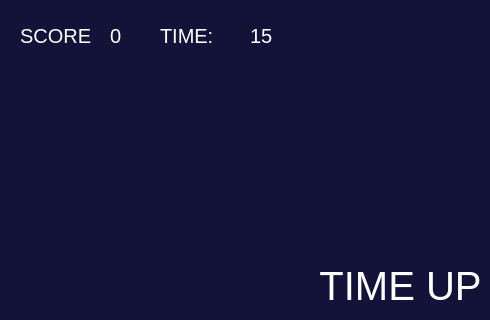
Old version of the form ui_files/gameframe.ui in the repository omkar2887/Whack_A_Mole; both pictures show x 0 to 490 and y 0 to 320 of the 1078 by 949 pixel window.
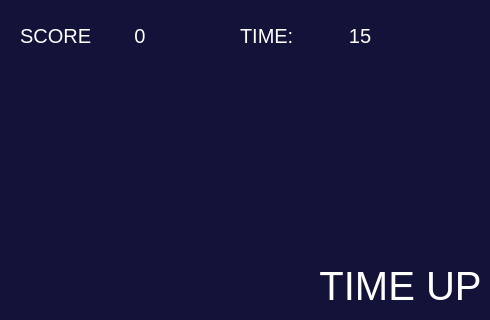
New version of the form. Icons and pictures are not drawn.

```diff
--- a/ui_files/gameframe.ui
+++ b/ui_files/gameframe.ui
@@ -63,7 +63,7 @@
   <widget class="QLabel" name="f_label_2">
    <property name="geometry">
     <rect>
-     <x>160</x>
+     <x>240</x>
      <y>20</y>
      <width>71</width>
      <height>31</height>
@@ -82,7 +82,7 @@
     <rect>
      <x>110</x>
      <y>20</y>
-     <width>21</width>
+     <width>60</width>
      <height>31</height>
     </rect>
    </property>
@@ -93,13 +93,16 @@
    <property name="text">
     <string>0</string>
    </property>
+   <property name="alignment">
+    <set>Qt::AlignCenter</set>
+   </property>
   </widget>
   <widget class="QLabel" name="f_timer">
    <property name="geometry">
     <rect>
-     <x>250</x>
+     <x>330</x>
      <y>20</y>
-     <width>31</width>
+     <width>60</width>
      <height>31</height>
     </rect>
    </property>
@@ -110,6 +113,9 @@
    <property name="text">
     <string>15</string>
    </property>
+   <property name="alignment">
+    <set>Qt::AlignCenter</set>
+   </property>
   </widget>
   <widget class="QLabel" name="f_biglabel1">
    <property name="geometry">
```
